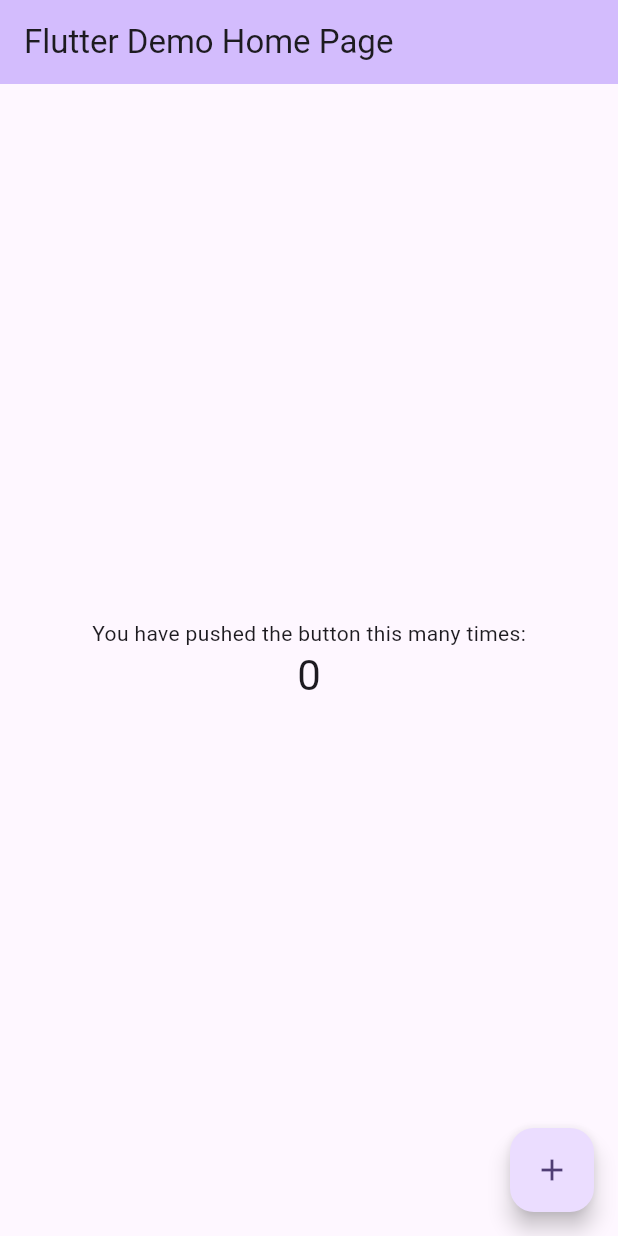
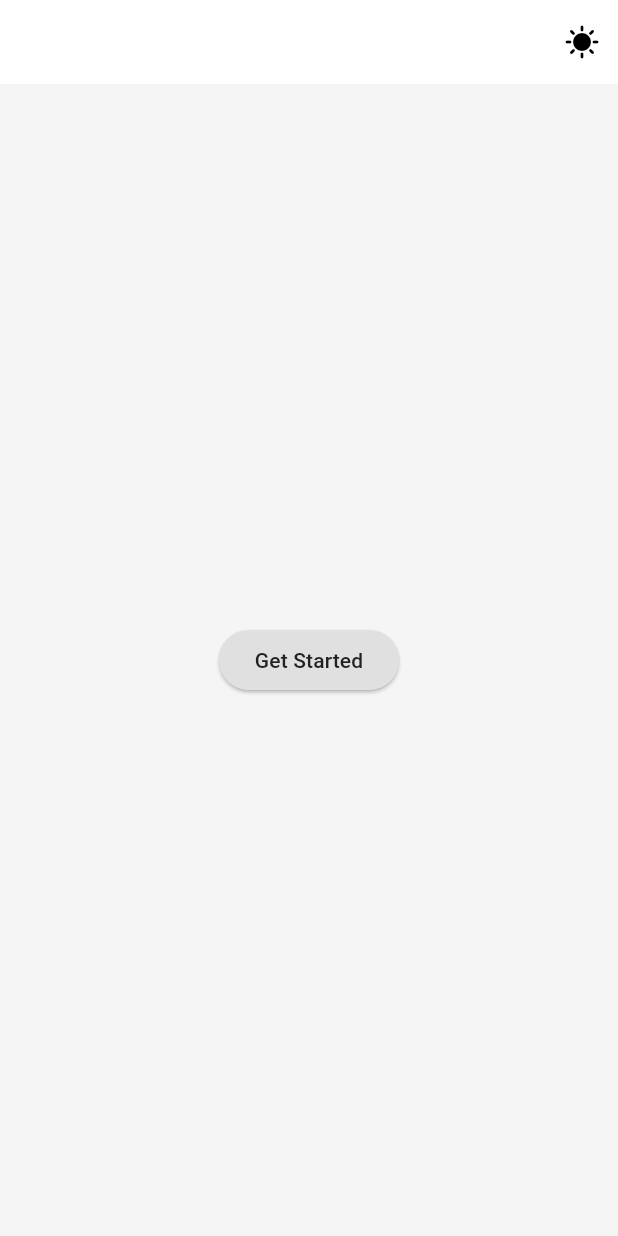
Before and after one commit to saadbhaldar1212/Project-IntelliCoach, a Flutter app: the screen it shows after launch, on a phone screen of 412 x 824 dp. Run offline on Flutter 3.47's test engine with Material 2 defaults, Android fonts, the light colour scheme and no system bars; our stand-ins replace chat_bubbles.

Commit message:
Basic implementation of Chatbot - Done. Started working on the Mode switch from light to dark using Providers

```diff
--- /dev/null
+++ b/lib/get_started.dart
@@ -0,0 +1,36 @@
+import 'package:flutter/material.dart';
+
+class GetStarted extends StatefulWidget {
+  const GetStarted({super.key});
+
+  @override
+  State<GetStarted> createState() => _GetStartedState();
+}
+
+class _GetStartedState extends State<GetStarted> {
+  @override
+  Widget build(BuildContext context) {
+    return Scaffold(
+      backgroundColor: Theme.of(context).colorScheme.background,
+      appBar: AppBar(
+        elevation: 0,
+        actions: [IconButton(onPressed: () {}, icon: const Icon(Icons.sunny))],
+        // title: const Text('Get Started'),
+        // centerTitle: true,
+        // backgroundColor: Theme.of(context).primaryColor,
+      ),
+      body: Center(
+        child: ElevatedButton(
+          style: ElevatedButton.styleFrom(
+            backgroundColor: Theme.of(context).colorScheme.primary,
+            foregroundColor: Theme.of(context).colorScheme.tertiary,
+          ),
+          child: Text(
+            'Get Started',
+          ),
+          onPressed: () {},
+        ),
+      ),
+    );
+  }
+}
--- a/lib/main.dart
+++ b/lib/main.dart
@@ -1,3 +1,6 @@
+import 'package:fitness_advisor_chatbot/chat_screen.dart';
+import 'package:fitness_advisor_chatbot/get_started.dart';
+import 'package:fitness_advisor_chatbot/theme/theme.dart';
 import 'package:flutter/material.dart';
 
 void main() {
@@ -10,60 +13,13 @@ class MyApp extends StatelessWidget {
   @override
   Widget build(BuildContext context) {
     return MaterialApp(
-      title: 'Flutter Demo',
-      theme: ThemeData(
-        colorScheme: ColorScheme.fromSeed(seedColor: Colors.deepPurple),
-        useMaterial3: true,
-      ),
-      home: const MyHomePage(title: 'Flutter Demo Home Page'),
+      title: 'Fitness Chatbot v3.10',
+      home: const GetStarted(),
+      // const ChatScreen(
+      //   chatScreenTitle: 'Fitness Chatbot v3.10',
+      // ),
+      debugShowCheckedModeBanner: false,
+      theme: lightMode,
     );
   }
 }
-
-class MyHomePage extends StatefulWidget {
-  const MyHomePage({super.key, required this.title});
-
-  final String title;
-
-  @override
-  State<MyHomePage> createState() => _MyHomePageState();
-}
-
-class _MyHomePageState extends State<MyHomePage> {
-  int _counter = 0;
-
-  void _incrementCounter() {
-    setState(() {
-      _counter++;
-    });
-  }
-
-  @override
-  Widget build(BuildContext context) {
-    return Scaffold(
-      appBar: AppBar(
-        backgroundColor: Theme.of(context).colorScheme.inversePrimary,
-        title: Text(widget.title),
-      ),
-      body: Center(
-        child: Column(
-          mainAxisAlignment: MainAxisAlignment.center,
-          children: <Widget>[
-            const Text(
-              'You have pushed the button this many times:',
-            ),
-            Text(
-              '$_counter',
-              style: Theme.of(context).textTheme.headlineMedium,
-            ),
-          ],
-        ),
-      ),
-      floatingActionButton: FloatingActionButton(
-        onPressed: _incrementCounter,
-        tooltip: 'Increment',
-        child: const Icon(Icons.add),
-      ),
-    );
-  }
-}
--- /dev/null
+++ b/lib/message.dart
@@ -0,0 +1,5 @@
+class Message {
+  bool isSender;
+  String msg;
+  Message(this.isSender, this.msg);
+}
--- /dev/null
+++ b/lib/theme/theme.dart
@@ -0,0 +1,23 @@
+import 'package:flutter/material.dart';
+
+ThemeData lightMode = ThemeData(
+  brightness: Brightness.light,
+  useMaterial3: true,
+  colorScheme: ColorScheme.light(
+    background: Colors.grey.shade100,
+    primary: Colors.grey.shade300,
+    secondary: Colors.grey.shade200,
+    tertiary: Colors.grey.shade900,
+  ),
+);
+
+ThemeData darkMode = ThemeData(
+  brightness: Brightness.dark,
+  useMaterial3: true,
+  colorScheme: ColorScheme.dark(
+    background: Colors.grey.shade900,
+    primary: Colors.grey.shade800,
+    secondary: Colors.grey.shade700,
+    tertiary: Colors.grey.shade100,
+  ),
+);
```
Also changed, not shown: lib/chat_screen.dart (added, +167 -0 lines), pubspec.yaml (+4 -52 lines), pubspec.lock, 2 other files.
